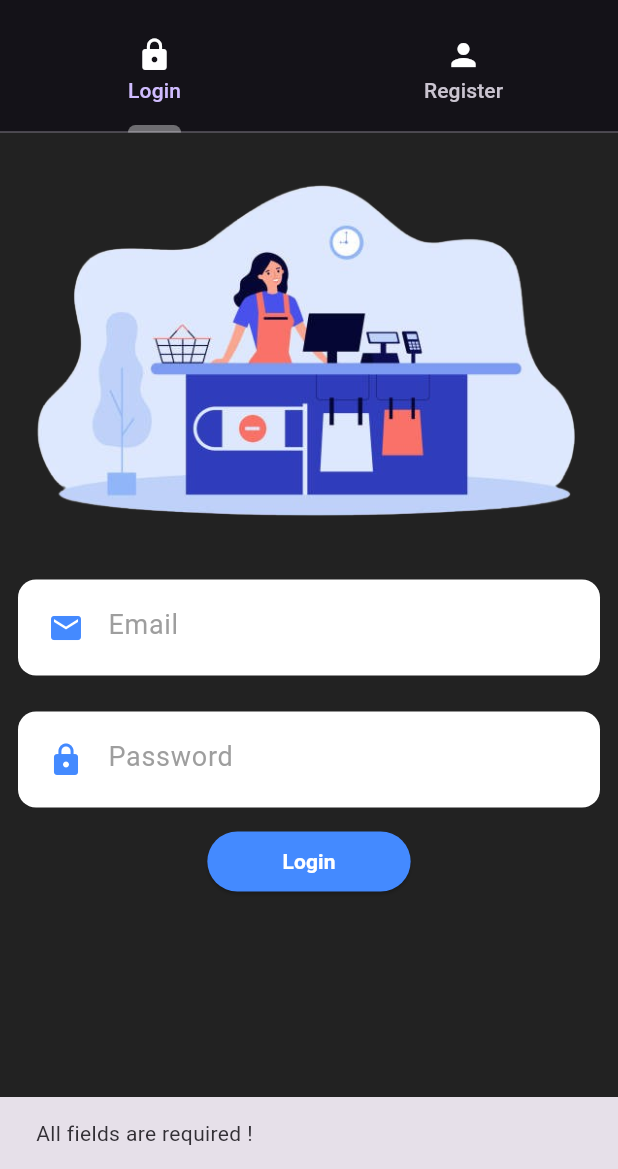
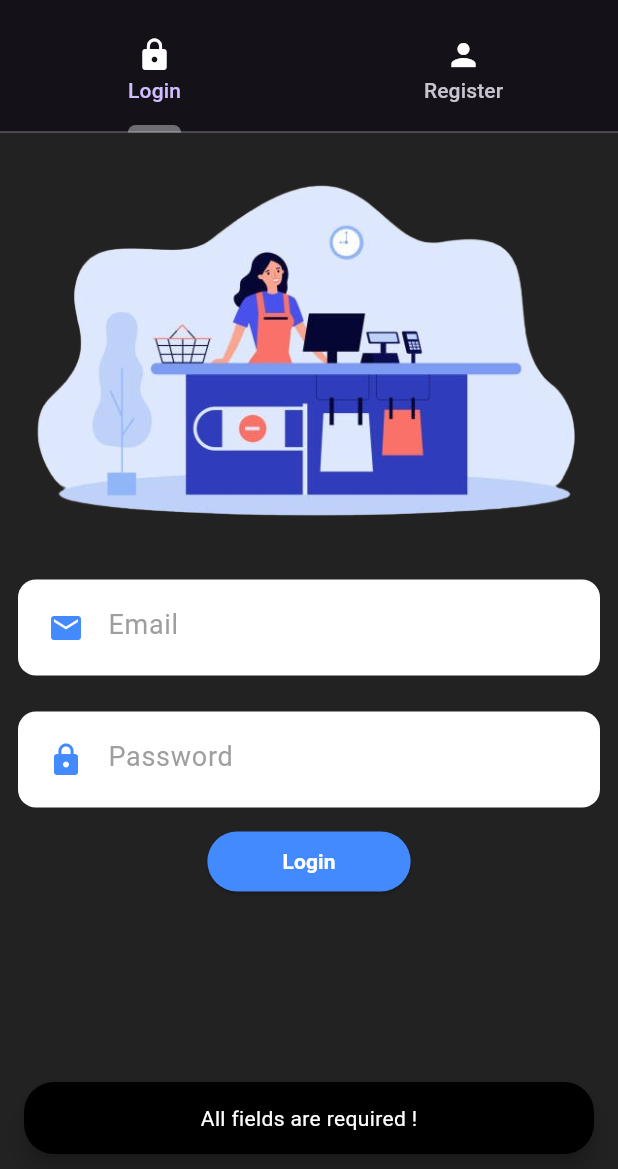
Before and after one commit to Navneet-Patwal/sellers_app, a Flutter app: the screen it shows after launch, after a tap on "Login", on a phone screen of 412 x 824 dp, the part 67-1236 px from its top. Run offline on Flutter 3.47's test engine with Material 3 defaults, Android fonts, the phone set to English and light mode, and no system bars; our stand-ins replace cloud_firestore, firebase_auth, firebase_core, firebase_storage, geocoding, geolocator and 4 more; accounts and stored records are empty; network calls fail.

Commit message:
ui and name update

```diff
--- a/lib/model/item.dart
+++ b/lib/model/item.dart
@@ -47,7 +47,7 @@ class Item{
     itemTitle = json["itemTitle"];
     itemImage = json["itemImage"];
     description = json["description"];
-    price = json["price"];
+    price = json["price"].toString();
     publishedDateTime = json["publishedDateTime"];
     status = json["status"];
     isRecommended = json["isRecommended"];
--- a/lib/view/mainscreen/home_screen.dart
+++ b/lib/view/mainscreen/home_screen.dart
@@ -35,7 +35,7 @@ class _HomeScreenState extends State<HomeScreen> {
           showBackButton: false,
       ),
       floatingActionButton: SizedBox(
-        width: 110,
+        width: 100,
         child: FloatingActionButton(
           backgroundColor: Colors.black87,
             onPressed: ()
@@ -48,7 +48,7 @@ class _HomeScreenState extends State<HomeScreen> {
                  Text(
                 "New Menu",
                   style: TextStyle(
-                    fontSize: 15,
+                    fontSize: 14,
                     color: Colors.white
                   ),
                         ),
--- a/lib/view/splashScreen/splash_screen.dart
+++ b/lib/view/splashScreen/splash_screen.dart
@@ -48,7 +48,8 @@ class _MySplashScreenState extends State<MySplashScreen> {
               style: TextStyle(
                 letterSpacing: 3,
                 fontSize: 26,
-                color: Colors.green
+                color: Colors.green,
+                fontWeight: FontWeight.bold
               ),
             )
           ],
--- a/lib/view/widgets/menu_ui_design.dart
+++ b/lib/view/widgets/menu_ui_design.dart
@@ -55,8 +55,7 @@ class _MenuUiDesignState extends State<MenuUiDesign> {
                            Navigator.push(context,MaterialPageRoute(builder: (c)=> EditMenuInfoScreen(menuId: widget.menuModel!.menuId,)));
                      } else if (value == 'delete') {
                              menuViewModel.deleteMenu(widget.menuModel!.menuId,context);
-                             ScaffoldMessenger.of(context).showSnackBar(
-                                 const SnackBar(content: Text('Menu has been deleted.')));
+                             commonViewModel.showSnackBar("Menu has been deleted", context);
                      }
                    },
                    itemBuilder: (BuildContext context) {
--- a/lib/viewModel/common_view_model.dart
+++ b/lib/viewModel/common_view_model.dart
@@ -17,7 +17,16 @@ class CommonViewModel{
   }
 
   showSnackBar(String message, BuildContext context){
-    final snackBar = SnackBar(content: Text(message));
+    final snackBar = SnackBar
+      (content: Center(child: Text(message, style: const TextStyle(color: Colors.white),)),
+      backgroundColor: Colors.black,
+      behavior: SnackBarBehavior.floating,
+      shape: RoundedRectangleBorder(
+        borderRadius: BorderRadius.circular(20),
+      ),
+      margin: const EdgeInsets.symmetric(horizontal: 16, vertical: 10),
+      duration: const Duration(seconds: 3),
+    );
     ScaffoldMessenger.of(context).showSnackBar(snackBar);
   }
 
--- a/lib/viewModel/item_view_model.dart
+++ b/lib/viewModel/item_view_model.dart
@@ -103,7 +103,6 @@ class ItemViewModel {
       await collection.doc(itemId).delete();
       await FirebaseFirestore.instance.collection("sellers").doc(sharedPreferences!.getString("uid"))
           .collection('menus').doc(menuId).collection("items").doc(itemId).delete();
-      commonViewModel.showSnackBar("Item deleted successfully", context);
     } catch (e) {
       commonViewModel.showSnackBar("Error in deleting menu.", context);
     }
```
Also changed, not shown: lib/view/widgets/item_ui_design.dart (+2 -5 lines), lib/viewModel/menu_view_model.dart (+0 -9 lines), 2 other files.
